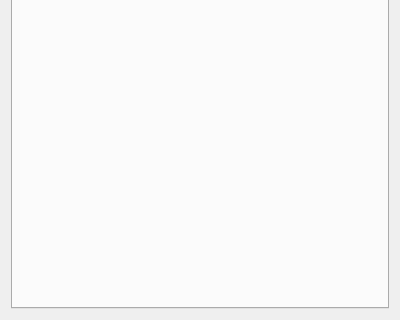
The window that settings.ui (FoamCutting/FOAMgrblGUI) describes before a commit, drawn with Qt 5; both pictures show x 0 to 400 and y 175 to 495 of the 400 by 495 pixel window.
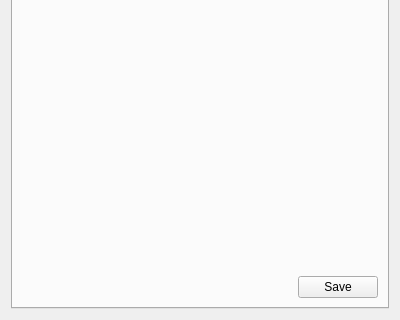
The same window after the commit.

The edit to the form file:
```diff
--- a/settings.ui
+++ b/settings.ui
@@ -14,7 +14,7 @@
    <string>Settings</string>
   </property>
   <layout class="QGridLayout" name="gridLayout_2">
-   <item row="0" column="0">
+   <item row="0" column="1">
     <widget class="QTabWidget" name="settings_tabWidget">
      <property name="currentIndex">
       <number>0</number>
@@ -23,8 +23,8 @@
       <attribute name="title">
        <string>Global</string>
       </attribute>
-      <layout class="QVBoxLayout" name="verticalLayout_4">
-       <item>
+      <layout class="QGridLayout" name="gridLayout_3">
+       <item row="0" column="0">
         <layout class="QHBoxLayout" name="horizontalLayout_24">
          <item>
           <widget class="QLabel" name="label_3">
@@ -55,7 +55,7 @@
          </item>
         </layout>
        </item>
-       <item>
+       <item row="1" column="0">
         <layout class="QHBoxLayout" name="horizontalLayout_26">
          <item>
           <spacer name="horizontalSpacer_26">
@@ -79,7 +79,7 @@
          </item>
         </layout>
        </item>
-       <item>
+       <item row="2" column="0">
         <layout class="QHBoxLayout" name="horizontalLayout_25">
          <item>
           <widget class="QLabel" name="label_2">
@@ -110,14 +110,14 @@
          </item>
         </layout>
        </item>
-       <item>
+       <item row="3" column="0">
         <widget class="Line" name="line_5">
          <property name="orientation">
           <enum>Qt::Horizontal</enum>
          </property>
         </widget>
        </item>
-       <item>
+       <item row="4" column="0">
         <spacer name="verticalSpacer">
          <property name="orientation">
           <enum>Qt::Vertical</enum>
@@ -130,6 +130,30 @@
          </property>
         </spacer>
        </item>
+       <item row="5" column="0">
+        <layout class="QHBoxLayout" name="horizontalLayout_27">
+         <item>
+          <spacer name="horizontalSpacer_27">
+           <property name="orientation">
+            <enum>Qt::Horizontal</enum>
+           </property>
+           <property name="sizeHint" stdset="0">
+            <size>
+             <width>40</width>
+             <height>20</height>
+            </size>
+           </property>
+          </spacer>
+         </item>
+         <item>
+          <widget class="QPushButton" name="pushButton">
+           <property name="text">
+            <string>Save</string>
+           </property>
+          </widget>
+         </item>
+        </layout>
+       </item>
       </layout>
      </widget>
      <widget class="QWidget" name="generalSettings_tab">
```
